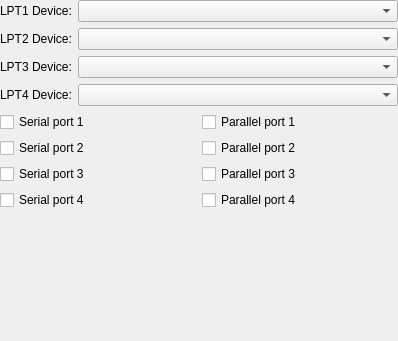
First picture: the form in src/qt/qt_settingsports.ui, repository 86Box/86Box, before the edit.
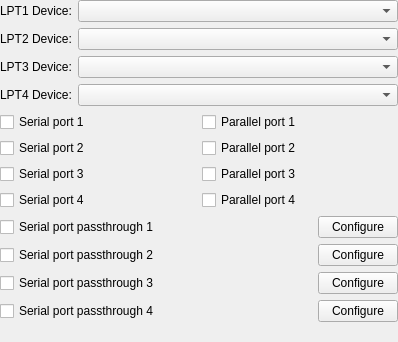
Second picture: the form after the edit.

Commit message: Serial Passthrough

Patch:
```diff
--- a/src/qt/qt_settingsports.ui
+++ b/src/qt/qt_settingsports.ui
@@ -13,7 +13,7 @@
   <property name="windowTitle">
    <string>Form</string>
   </property>
-  <layout class="QVBoxLayout" name="verticalLayout">
+  <layout class="QGridLayout" name="gridLayout_4">
    <property name="leftMargin">
     <number>0</number>
    </property>
@@ -26,7 +26,7 @@
    <property name="bottomMargin">
     <number>0</number>
    </property>
-   <item>
+   <item row="0" column="0">
     <layout class="QFormLayout" name="formLayout">
      <item row="0" column="0">
       <widget class="QLabel" name="label">
@@ -70,29 +70,8 @@
      </item>
     </layout>
    </item>
-   <item>
+   <item row="1" column="0">
     <layout class="QGridLayout" name="gridLayout">
-     <item row="0" column="0">
-      <widget class="QCheckBox" name="checkBoxSerial1">
-       <property name="text">
-        <string>Serial port 1</string>
-       </property>
-      </widget>
-     </item>
-     <item row="0" column="1">
-      <widget class="QCheckBox" name="checkBoxParallel1">
-       <property name="text">
-        <string>Parallel port 1</string>
-       </property>
-      </widget>
-     </item>
-     <item row="1" column="0">
-      <widget class="QCheckBox" name="checkBoxSerial2">
-       <property name="text">
-        <string>Serial port 2</string>
-       </property>
-      </widget>
-     </item>
      <item row="1" column="1">
       <widget class="QCheckBox" name="checkBoxParallel2">
        <property name="text">
@@ -100,13 +79,6 @@
        </property>
       </widget>
      </item>
-     <item row="2" column="0">
-      <widget class="QCheckBox" name="checkBoxSerial3">
-       <property name="text">
-        <string>Serial port 3</string>
-       </property>
-      </widget>
-     </item>
      <item row="2" column="1">
       <widget class="QCheckBox" name="checkBoxParallel3">
        <property name="text">
@@ -114,10 +86,17 @@
        </property>
       </widget>
      </item>
-     <item row="3" column="0">
-      <widget class="QCheckBox" name="checkBoxSerial4">
+     <item row="2" column="0">
+      <widget class="QCheckBox" name="checkBoxSerial3">
        <property name="text">
-        <string>Serial port 4</string>
+        <string>Serial port 3</string>
+       </property>
+      </widget>
+     </item>
+     <item row="0" column="0">
+      <widget class="QCheckBox" name="checkBoxSerial1">
+       <property name="text">
+        <string>Serial port 1</string>
        </property>
       </widget>
      </item>
@@ -128,20 +107,117 @@
        </property>
       </widget>
      </item>
+     <item row="1" column="0">
+      <widget class="QCheckBox" name="checkBoxSerial2">
+       <property name="text">
+        <string>Serial port 2</string>
+       </property>
+      </widget>
+     </item>
+     <item row="0" column="1">
+      <widget class="QCheckBox" name="checkBoxParallel1">
+       <property name="text">
+        <string>Parallel port 1</string>
+       </property>
+      </widget>
+     </item>
+     <item row="3" column="0">
+      <widget class="QCheckBox" name="checkBoxSerial4">
+       <property name="text">
+        <string>Serial port 4</string>
+       </property>
+      </widget>
+     </item>
     </layout>
    </item>
-   <item>
-    <spacer name="verticalSpacer">
-     <property name="orientation">
-      <enum>Qt::Vertical</enum>
+   <item row="3" column="0">
+    <layout class="QGridLayout" name="gridLayout_5">
+     <property name="sizeConstraint">
+      <enum>QLayout::SetDefaultConstraint</enum>
      </property>
-     <property name="sizeHint" stdset="0">
-      <size>
-       <width>20</width>
-       <height>40</height>
-      </size>
-     </property>
-    </spacer>
+     <item row="4" column="0">
+      <spacer name="horizontalSpacer">
+       <property name="orientation">
+        <enum>Qt::Horizontal</enum>
+       </property>
+       <property name="sizeHint" stdset="0">
+        <size>
+         <width>40</width>
+         <height>20</height>
+        </size>
+       </property>
+      </spacer>
+     </item>
+     <item row="2" column="0">
+      <widget class="QCheckBox" name="checkBoxSerialPassThru3">
+       <property name="text">
+        <string>Serial port passthrough 3</string>
+       </property>
+      </widget>
+     </item>
+     <item row="5" column="0" colspan="2">
+      <spacer name="verticalSpacer">
+       <property name="orientation">
+        <enum>Qt::Vertical</enum>
+       </property>
+       <property name="sizeHint" stdset="0">
+        <size>
+         <width>20</width>
+         <height>40</height>
+        </size>
+       </property>
+      </spacer>
+     </item>
+     <item row="0" column="1">
+      <widget class="QPushButton" name="pushButtonSerialPassThru1">
+       <property name="text">
+        <string>Configure</string>
+       </property>
+      </widget>
+     </item>
+     <item row="0" column="0">
+      <widget class="QCheckBox" name="checkBoxSerialPassThru1">
+       <property name="text">
+        <string>Serial port passthrough 1</string>
+       </property>
+      </widget>
+     </item>
+     <item row="1" column="0">
+      <widget class="QCheckBox" name="checkBoxSerialPassThru2">
+       <property name="text">
+        <string>Serial port passthrough 2</string>
+       </property>
+      </widget>
+     </item>
+     <item row="3" column="0">
+      <widget class="QCheckBox" name="checkBoxSerialPassThru4">
+       <property name="text">
+        <string>Serial port passthrough 4</string>
+       </property>
+      </widget>
+     </item>
+     <item row="1" column="1">
+      <widget class="QPushButton" name="pushButtonSerialPassThru2">
+       <property name="text">
+        <string>Configure</string>
+       </property>
+      </widget>
+     </item>
+     <item row="2" column="1">
+      <widget class="QPushButton" name="pushButtonSerialPassThru3">
+       <property name="text">
+        <string>Configure</string>
+       </property>
+      </widget>
+     </item>
+     <item row="3" column="1">
+      <widget class="QPushButton" name="pushButtonSerialPassThru4">
+       <property name="text">
+        <string>Configure</string>
+       </property>
+      </widget>
+     </item>
+    </layout>
    </item>
   </layout>
  </widget>
```
The commit also changes 51 other files.
